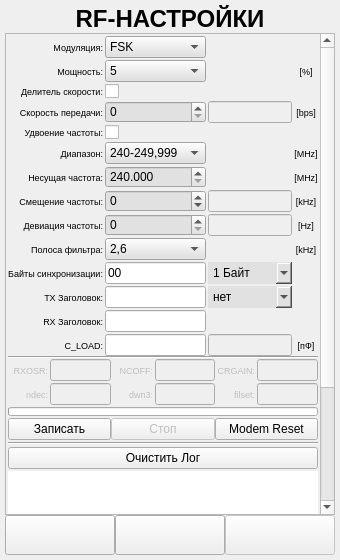
This is ANDROID_FORMS/si4432_settings_form.ui in DavidSiegman/PLC_RF_Configurator as Qt 5 draws it before an edit. The edited form follows.
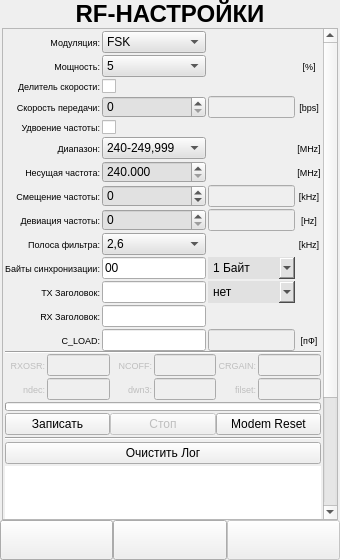
This is the edited form. Icons and pictures are not drawn.

The edit to the form file:
```diff
--- a/ANDROID_FORMS/si4432_settings_form.ui
+++ b/ANDROID_FORMS/si4432_settings_form.ui
@@ -13,21 +13,21 @@
   <property name="windowTitle">
    <string>Form</string>
   </property>
-  <layout class="QVBoxLayout" name="verticalLayout_3">
+  <layout class="QVBoxLayout" name="verticalLayout_6">
    <property name="spacing">
     <number>0</number>
    </property>
    <property name="leftMargin">
-    <number>5</number>
+    <number>0</number>
    </property>
    <property name="topMargin">
-    <number>5</number>
+    <number>0</number>
    </property>
    <property name="rightMargin">
-    <number>5</number>
+    <number>0</number>
    </property>
    <property name="bottomMargin">
-    <number>5</number>
+    <number>0</number>
    </property>
    <item>
     <layout class="QHBoxLayout" name="horizontalLayout_5">
@@ -67,6 +67,27 @@
     </layout>
    </item>
    <item>
+    <widget class="QWidget" name="Main_Widget" native="true">
+     <property name="styleSheet">
+      <string notr="true"/>
+     </property>
+     <layout class="QVBoxLayout" name="verticalLayout_5">
+      <property name="spacing">
+       <number>0</number>
+      </property>
+      <property name="leftMargin">
+       <number>2</number>
+      </property>
+      <property name="topMargin">
+       <number>0</number>
+      </property>
+      <property name="rightMargin">
+       <number>2</number>
+      </property>
+      <property name="bottomMargin">
+       <number>0</number>
+      </property>
+      <item>
     <widget class="QScrollArea" name="scrollArea">
      <property name="horizontalScrollBarPolicy">
       <enum>Qt::ScrollBarAlwaysOff</enum>
@@ -78,8 +99,8 @@
       <property name="geometry">
        <rect>
         <x>0</x>
-        <y>-137</y>
-        <width>311</width>
+           <y>0</y>
+           <width>317</width>
         <height>613</height>
        </rect>
       </property>
@@ -2792,6 +2813,9 @@
      </widget>
     </widget>
    </item>
+     </layout>
+    </widget>
+   </item>
    <item>
     <widget class="QWidget" name="DownPanel_Widget" native="true">
      <property name="styleSheet">
@@ -2886,6 +2910,27 @@
          </widget>
         </item>
         <item>
+         <widget class="QWidget" name="Next_Widget" native="true">
+          <property name="enabled">
+           <bool>false</bool>
+          </property>
+          <layout class="QVBoxLayout" name="verticalLayout_3">
+           <property name="spacing">
+            <number>0</number>
+           </property>
+           <property name="leftMargin">
+            <number>0</number>
+           </property>
+           <property name="topMargin">
+            <number>0</number>
+           </property>
+           <property name="rightMargin">
+            <number>0</number>
+           </property>
+           <property name="bottomMargin">
+            <number>0</number>
+           </property>
+           <item>
          <widget class="QPushButton" name="Next">
           <property name="enabled">
            <bool>false</bool>
@@ -2915,6 +2960,9 @@
             <height>30</height>
            </size>
           </property>
+            </widget>
+           </item>
+          </layout>
          </widget>
         </item>
        </layout>
```
Lines whose indentation alone changed are shown as unchanged.
